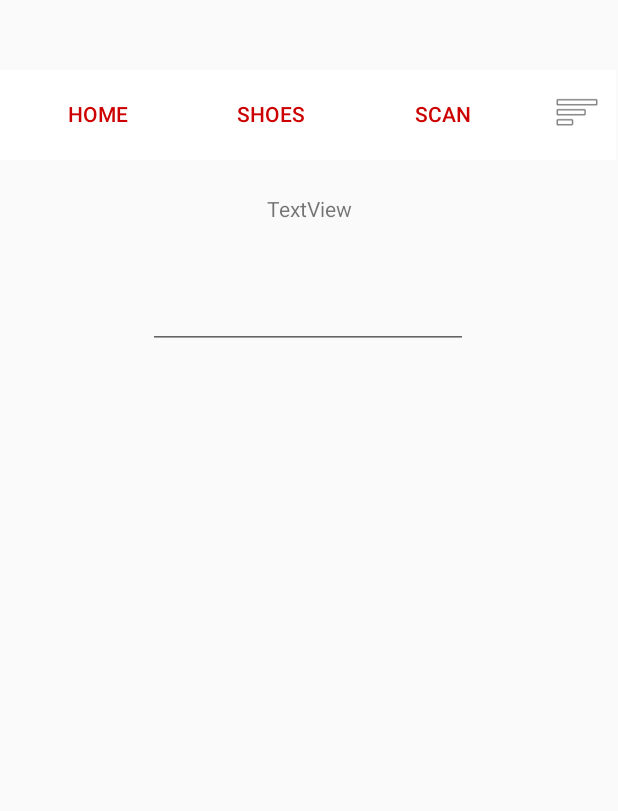
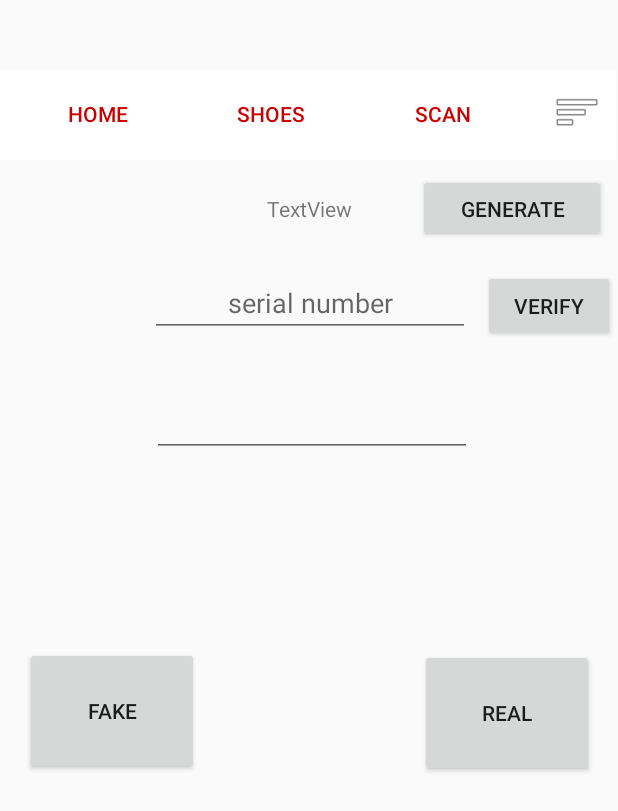
Before and after one commit to jeffjefferson212/Veritas, an Android app: the screen it shows after launch (CISbookClientActivity), after a tap on "SCAN", on a phone screen of 412 x 824 dp. Shown: the top 811 px of the screen. Run offline under Robolectric (Android 15) with nearby library versions, the phone set to English and light mode, and no system bars; network calls fail.

Commit message:
second commit

```diff
--- a/app/src/main/java/edu/cis/clientapp/Controller/CISbookClientActivity.java
+++ b/app/src/main/java/edu/cis/clientapp/Controller/CISbookClientActivity.java
@@ -22,7 +22,6 @@ import android.widget.TextView;
 import android.widget.Toast;
 
 
-
 import java.io.IOException;
 import java.security.GeneralSecurityException;
 import java.security.KeyFactory;
@@ -37,7 +36,7 @@ import edu.cis.clientapp.Model.SimpleClient;
 import edu.cis.clientapp.R;
 
 public class CISbookClientActivity extends AppCompatActivity {
-    private static  int SPLASHSCREENTIMER=5000;
+    private static int SPLASHSCREENTIMER = 5000;
     /**
      * The address of the server that should be contacted when sending
      * any Requests.
@@ -51,6 +50,9 @@ public class CISbookClientActivity extends AppCompatActivity {
     //Login page buttons
     Button returnHomeX;
     //scan page buttons
+    Button generateRandom;
+    EditText serialNumberInput;
+    Button verify;
     Button testFake;
     Button testReal;
     TextView randoNum;
@@ -82,38 +84,30 @@ public class CISbookClientActivity extends AppCompatActivity {
                 setUpHomepage();
 
             }
-        },SPLASHSCREENTIMER);
-
+        }, SPLASHSCREENTIMER);
 
 
         StrictMode.ThreadPolicy policy = new StrictMode.ThreadPolicy.Builder().permitAll().build();
         StrictMode.setThreadPolicy(policy);
 
 
-
-
         System.out.println("about to ping!");
         pingTheServer();
-
-
-
-
-
 
 
         // showHideEditProfile();
     }
 
-    private void setupAnim(){
-        topAnim = AnimationUtils.loadAnimation(this,R.anim.top_animation);
-        topAnim = AnimationUtils.loadAnimation(this,R.anim.bottom_animantion);
+    private void setupAnim() {
+        topAnim = AnimationUtils.loadAnimation(this, R.anim.top_animation);
+        topAnim = AnimationUtils.loadAnimation(this, R.anim.bottom_animantion);
         topimage = findViewById(R.id.splashtop);
-        bottomImage=findViewById(R.id.splashbottom);
+        bottomImage = findViewById(R.id.splashbottom);
         topimage.setAnimation(topAnim);
         bottomImage.setAnimation(bottomAnim);
     }
-    private void setupLogin()
-    {
+
+    private void setupLogin() {
         returnHomeX = findViewById(R.id.returnHomeXButton);
 
         returnHomeX.setOnClickListener(new View.OnClickListener() {
@@ -124,61 +118,132 @@ public class CISbookClientActivity extends AppCompatActivity {
             }
         });
     }
-    private void setupScan()
-    {
+
+    private void setupScan() {
+        generateRandom = findViewById(R.id.randomnumberbutton);
+        serialNumberInput = findViewById(R.id.serialnumInput);
+        verify = findViewById(R.id.verifybutton);
         randoNum = findViewById(R.id.randomNumberDisplay);
         sigInput = findViewById(R.id.siginput);
-    adminPassword = findViewById(R.id.adminpassword);
+
         testFake = findViewById(R.id.testerFake);
-    shoesScan=findViewById(R.id.shoesButtonScan);
+        shoesScan = findViewById(R.id.shoesButtonScan);
         returnHomeXScan = findViewById(R.id.homebuttonScan);
         testReal = findViewById(R.id.testerReal);
         verifiedTick = findViewById(R.id.VerifiedImage);
         FakeX = findViewById(R.id.FakeImage);
         scanClicks();
-    scanHideShowAdmin();
+        // scanHideShowAdmin();
         verifiedTick.setVisibility(View.GONE);
         FakeX.setVisibility(View.GONE);
 
     }
 
-    private void scanHideShowAdmin()
-    {
-        if (adminPassword.getVisibility()== View.VISIBLE){
-            adminPassword.setVisibility(View.GONE);
-        }
-        else
-            {
-                adminPassword.setVisibility(View.VISIBLE);
-            }
+//    private void scanHideShowAdmin() {
+//        if (adminPassword.getVisibility() == View.VISIBLE) {
+//            adminPassword.setVisibility(View.GONE);
+//        } else {
+//            adminPassword.setVisibility(View.VISIBLE);
+//        }
+//
+//        if (testFake.getVisibility() == View.VISIBLE) {
+//            testFake.setVisibility(View.GONE);
+//        } else {
+//            testFake.setVisibility(View.VISIBLE);
+//        }
+//
+//        if (testReal.getVisibility() == View.VISIBLE) {
+//            testReal.setVisibility(View.GONE);
+//        } else {
+//            testReal.setVisibility(View.VISIBLE);
+//        }
+//    }
 
-        if (testFake.getVisibility()== View.VISIBLE){
-            testFake.setVisibility(View.GONE);
-        }
-        else
-        {
-            testFake.setVisibility(View.VISIBLE);
-        }
-
-        if (testReal.getVisibility()== View.VISIBLE){
-            testReal.setVisibility(View.GONE);
-        }
-        else
-        {
-            testReal.setVisibility(View.VISIBLE);
-        }
-    }
-    private void scanClicks()
-    {
+    private void scanClicks() {
         testFake.setOnClickListener(new View.OnClickListener() {
             @Override
             public void onClick(View v) {
+
+
+            }
+        });
+        generateRandom.setOnClickListener(new View.OnClickListener() {
+            @Override
+            public void onClick(View v) {
+                int randomNum = (int) (Math.random() * 100);
+                randoNum.setText(String.valueOf(randomNum));
+
+            }
+        });
+        verify.setOnClickListener(new View.OnClickListener() {
+            @Override
+            public void onClick(View v) {
+
+
+                String signature = sigInput.getText().toString();
+                byte[] array = new byte[signature.length() / 2];
+                for (int i = 0; i < array.length; i++) {
+                    Byte b =  Byte.parseByte(signature.substring(2 * i, 2 * i + 1), 16);
+                     b=(byte)(b *16);
+                    array[i] = (byte)(b+Byte.parseByte(signature.substring(2 * i + 1, 2 * i + 2), 16));
+                }
+                try {
+                    if (verifySigMessage(array, generateRandom.getText().toString(), serialNumberInput.getText().toString())) {
+                        verifiedTick.setVisibility(View.VISIBLE);
+                        new Handler().postDelayed(new Runnable() {
+                            @Override
+                            public void run() {
+
+
+                                verifiedTick.setVisibility(View.GONE);
+
+                            }
+                        }, SPLASHSCREENTIMER);
+                    }
+                } catch (GeneralSecurityException e) {
+                    e.printStackTrace();
+                } catch (IOException e) {
+                    e.printStackTrace();
+                }
+
 
             }
         });
         testReal.setOnClickListener(new View.OnClickListener() {
             @Override
             public void onClick(View v) {
+               // String randomNumber =randoNum.getText().toString();
+                String randomNumber ="ronaldmcdonald";
+                String serialNumber = serialNumberInput.getText().toString();
+
+                String serialtag= splitSerialTag(serialNumber);
+                System.out.println(serialtag);
+                String serialNum= splitSerialNum(serialNumber);
+                System.out.println(serialNum);
+                Request example = new Request("sign");
+
+                example.addParam("serialTag",serialtag);
+                example.addParam("serialNum",serialNum);
+                example.addParam("number", randomNumber);
+
+                String result = null;
+                try
+                {
+                    result = SimpleClient.makeRequest(Constants.HOST, example);
+                    System.out.println("HEARHEAR");
+                    System.out.println(result);
+
+                }
+                catch (IOException e)
+                {
+                    e.printStackTrace();
+                }
+
+
+                String text = result;
+                System.out.println(result);
+                sigInput.setText(text);
+
 
             }
         });
@@ -203,7 +268,7 @@ public class CISbookClientActivity extends AppCompatActivity {
 
 
         shoesTabButton = findViewById(R.id.shoesButton);
-        webView=findViewById(R.id.webView);
+        webView = findViewById(R.id.webView);
         webView.setWebViewClient(new WebViewClient());
         webView.loadUrl("https://sneakernews.com/");
         scanButtonHome = findViewById(R.id.scanButton);
@@ -245,22 +310,39 @@ public class CISbookClientActivity extends AppCompatActivity {
             System.out.println(e.getMessage());
         }
     }
+    private String splitSerialTag(String serialnumber)
+    {
+
+
+        ;
+        String serialtag =serialnumber.replaceAll("[0-9]","");
+        System.out.println(serialtag);
+       return serialtag;
+    }
+    private String splitSerialNum(String serialnumber)
+    {
+        String serialtag =serialnumber.replaceAll("[0-9]","");
+        String num = serialnumber.replaceAll(serialtag, "");
+        System.out.println(num);
+        System.out.println("num");
+        return num;
+
+    }
     private String getpublickey(String serialnumber) {
         try {
-            String serialtag =  "";
-            for (int i=0; i<10 ;i ++ ){
-               String num=Integer.toString(i);
-                 serialtag =serialnumber.replace(num ,"");
-            }
-            System.out.println(serialtag);
-            String num = serialnumber.replace(serialtag, "");
-            System.out.println(num);
+            String serialtag =splitSerialTag(serialnumber);
+            String num =splitSerialNum(serialnumber);
+
+
+
+
+
 
 
             // Lets prepare ourselves a new request with command "ping".
             Request getPublicKey = new Request("getPublicKey");
-            getPublicKey.addParam("serialtag",serialtag);
-            getPublicKey.addParam("serialnum",num);
+            getPublicKey.addParam("serialtag", serialtag);
+            getPublicKey.addParam("serialnum", num);
             // We are ready to send our request
             String result = SimpleClient.makeRequest(Constants.HOST, getPublicKey);
 
@@ -278,57 +360,40 @@ public class CISbookClientActivity extends AppCompatActivity {
         return null;
 
     }
+
     //Check replaced Key with public key line 155
-    public static PublicKey loadPublicKey(String stored) throws GeneralSecurityException, IOException
-    {
+    public static PublicKey loadPublicKey(String stored) throws GeneralSecurityException, IOException {
         byte[] data = Base64.getDecoder().decode((stored.getBytes()));
         X509EncodedKeySpec spec = new X509EncodedKeySpec(data);
         KeyFactory fact = KeyFactory.getInstance("RSA");
         return fact.generatePublic(spec);
 
     }
-    private boolean verifySigMessage (byte[] signature, String message,String serialNum) throws GeneralSecurityException, IOException {
-        char[] Array =message.toCharArray();
 
+    private boolean verifySigMessage(byte[] signature, String message, String serialNum) throws GeneralSecurityException, IOException {
+        char[] Array = message.toCharArray();
 
 
         Signature sig2 = Signature.getInstance("SHA256withRSA");
+        System.out.println("==========================");
+        System.out.println(getpublickey(serialNum));
+        System.out.println("==========================");
+
         PublicKey publickey = loadPublicKey(getpublickey(serialNum));
 
         sig2.initVerify(publickey);
-        for (char c : message.toCharArray())
-        {
+        for (char c : message.toCharArray()) {
             byte b = (byte) c;
             sig2.update(b);
         }
 
         boolean valid = sig2.verify(signature);
         System.out.println("valid? " + valid);
-        if (valid)
-        {
+        if (valid) {
             return true;
         }
         return false;
     }
-
-
-
-
-
-
-
-
-
-
-
-
-
-
-
-
-
-
-
 
 
     @Override
--- a/app/src/main/java/edu/cis/clientapp/Model/Constants.java
+++ b/app/src/main/java/edu/cis/clientapp/Model/Constants.java
@@ -1,5 +1,5 @@
 package edu.cis.clientapp.Model;
 
 public class Constants {
-    public static final String HOST = "http://e6b9243fad45.ngrok.io";
+    public static final String HOST = "http://38a75a2a3376.ngrok.io";
 }
--- a/app/src/main/res/layout/scan.xml
+++ b/app/src/main/res/layout/scan.xml
@@ -88,36 +88,22 @@
         android:id="@+id/siginput"
         android:layout_width="wrap_content"
         android:layout_height="wrap_content"
-        android:layout_marginStart="100dp"
-        android:layout_marginTop="141dp"
-        android:layout_marginEnd="101dp"
-        android:layout_marginBottom="545dp"
+        android:layout_marginStart="101dp"
+
+        android:layout_marginTop="213dp"
+        android:layout_marginEnd="100dp"
+        android:layout_marginBottom="473dp"
         android:ems="10"
-
         android:password="true"
         android:text=""
         app:layout_constraintBottom_toBottomOf="parent"
         app:layout_constraintEnd_toEndOf="parent"
+        app:layout_constraintHorizontal_bias="0.0"
         app:layout_constraintStart_toStartOf="parent"
         app:layout_constraintTop_toTopOf="parent"
         tools:ignore="Deprecated" />
 
-    <EditText
-        android:id="@+id/adminpassword"
-        android:layout_width="wrap_content"
-        android:layout_height="wrap_content"
-        android:layout_marginStart="114dp"
-        android:layout_marginTop="242dp"
-        android:layout_marginEnd="87dp"
-        android:layout_marginBottom="444dp"
-        android:ems="10"
-        android:hint="password"
-        android:inputType="textPassword"
-        android:text=""
-        app:layout_constraintBottom_toBottomOf="parent"
-        app:layout_constraintEnd_toEndOf="parent"
-        app:layout_constraintStart_toStartOf="parent"
-        app:layout_constraintTop_toTopOf="parent" />
+
 
     <TextView
         android:id="@+id/randomNumberDisplay"
@@ -196,5 +182,51 @@
         app:layout_constraintVertical_bias="1.0"
         app:srcCompat="@drawable/verified" />
 
+    <Button
+        android:id="@+id/verifybutton"
+        android:layout_width="wrap_content"
+        android:layout_height="wrap_content"
+        android:layout_marginStart="321dp"
+        android:layout_marginTop="133dp"
+        android:layout_marginEnd="2dp"
+        android:layout_marginBottom="550dp"
+        android:text="verify"
+        app:layout_constraintBottom_toBottomOf="parent"
+        app:layout_constraintEnd_toEndOf="parent"
+        app:layout_constraintStart_toStartOf="parent"
+        app:layout_constraintTop_toTopOf="parent" />
+
+    <EditText
+        android:id="@+id/serialnumInput"
+        android:layout_width="wrap_content"
+        android:layout_height="wrap_content"
+        android:layout_marginStart="101dp"
+        android:layout_marginTop="133dp"
+        android:layout_marginEnd="100dp"
+        android:layout_marginBottom="553dp"
+        android:ems="10"
+        android:gravity="center"
+        android:hint="serial number"
+        android:inputType="textPersonName"
+        android:text=""
+        app:layout_constraintBottom_toBottomOf="parent"
+        app:layout_constraintEnd_toEndOf="parent"
+        app:layout_constraintStart_toStartOf="parent"
+        app:layout_constraintTop_toTopOf="parent" />
+
+    <Button
+        android:id="@+id/randomnumberbutton"
+        android:layout_width="125dp"
+        android:layout_height="46dp"
+        android:layout_marginStart="278dp"
+        android:layout_marginTop="69dp"
+        android:layout_marginEnd="8dp"
+        android:layout_marginBottom="616dp"
+        android:text="generate"
+        app:layout_constraintBottom_toBottomOf="parent"
+        app:layout_constraintEnd_toEndOf="parent"
+        app:layout_constraintStart_toStartOf="parent"
+        app:layout_constraintTop_toTopOf="parent" />
+
 
 </androidx.constraintlayout.widget.ConstraintLayout>
```
Also changed, not shown: app/src/main/res/layout/content_main.xml (+35 -9 lines), app/src/main/res/drawable-anydpi/backwardarrow.png (added), app/src/main/res/drawable-anydpi/forwardarrow.png (renamed from app/src/main/res/drawable-anydpi/backarrow.png). Lines whose indentation alone changed are shown as unchanged.
